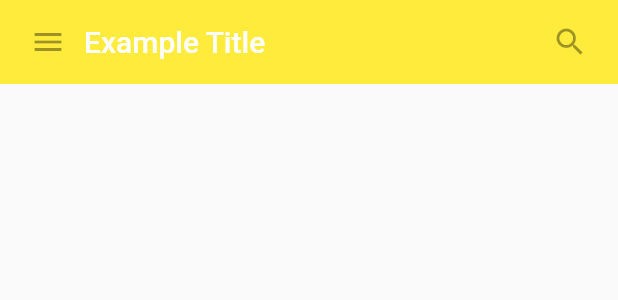
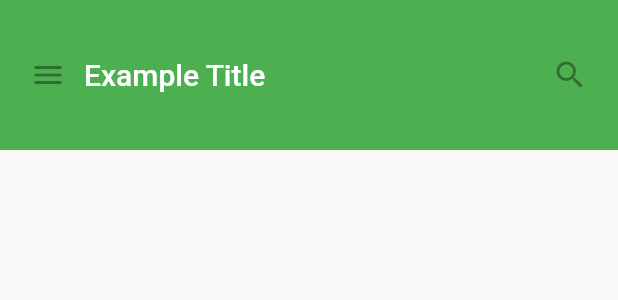
Before and after one commit to ItsMurumba/flutterPlayground, a Flutter app: the MyAppBar widget shown alone on an empty page, opened directly, on a phone screen of 412 x 824 dp. Shown: the top 300 px of the screen. Run offline on Flutter 3.47's test engine with Material 2 defaults, Android fonts, the phone set to English and light mode, and no system bars.

Commit message:
Added the height of the app

```diff
--- a/lib/main2.dart
+++ b/lib/main2.dart
@@ -8,9 +8,9 @@ class MyAppBar extends StatelessWidget{
   @override
   Widget build(BuildContext context){
     return Container(
-      height: 56.0,
+      height: 100.0,
       padding: const EdgeInsets.symmetric(horizontal: 8.0),
-      decoration: BoxDecoration(color: Colors.yellow[500]),
+      decoration: BoxDecoration(color: Colors.green[500]),
 
       child: Row(
         children: <Widget>[
```
